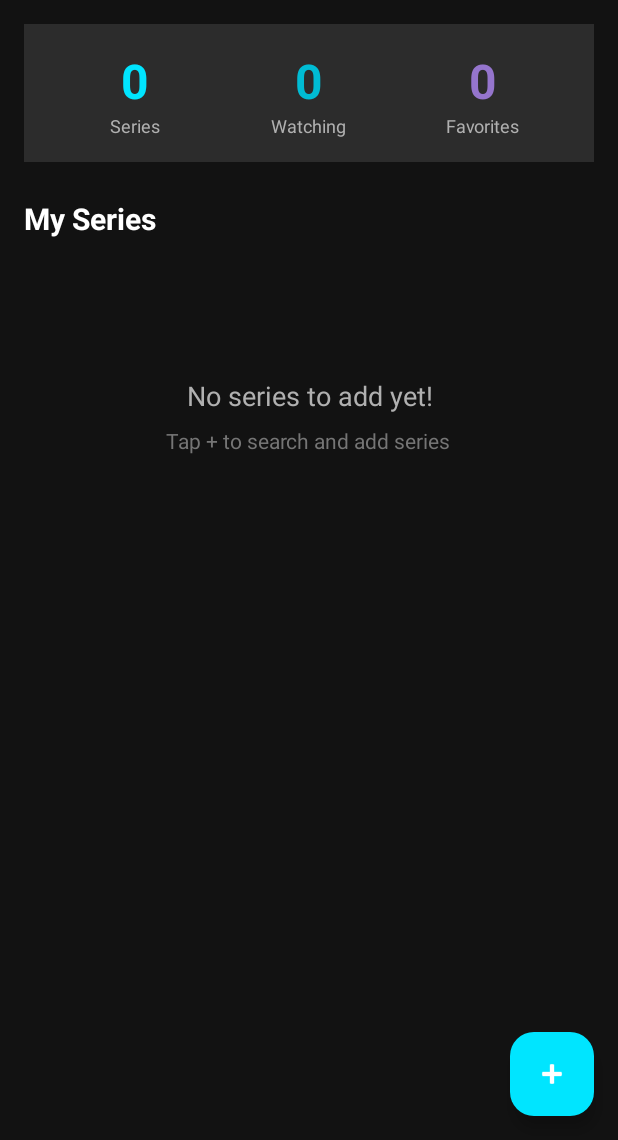
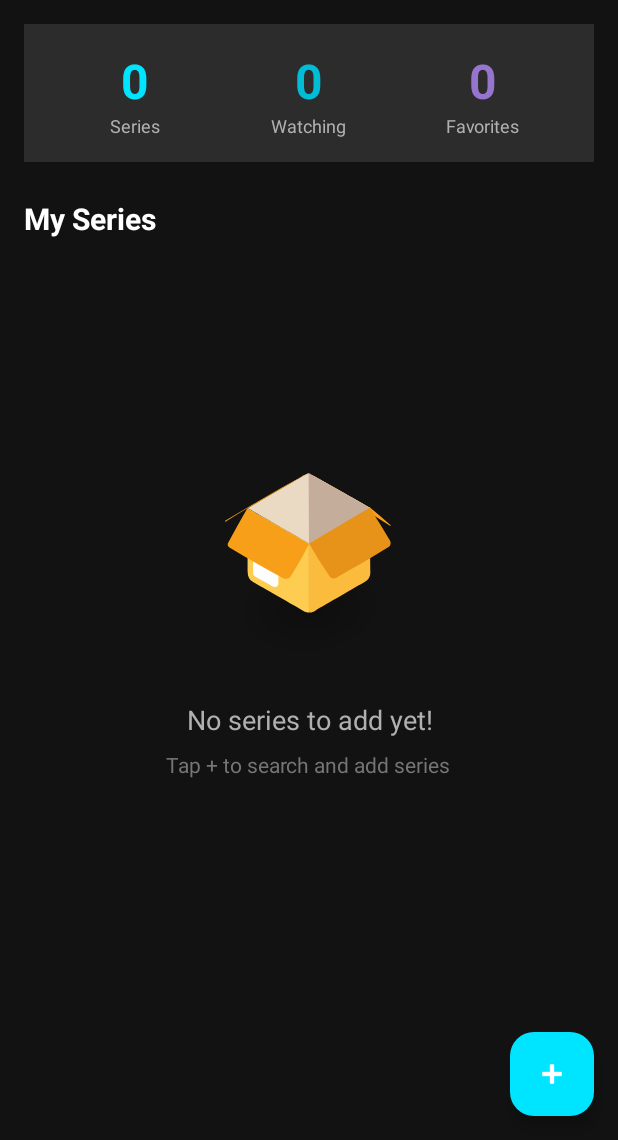
Before and after one commit to sulekaraokur/SceneIt, an Android app: the screen it shows after launch (MainActivity), on a phone screen of 412 x 824 dp, the part 96-1236 px from its top. Run offline under Robolectric (Android 15) with nearby library versions, the phone set to English and light mode, and no system bars; our stand-ins replace Room's generated code; pictures from the network do not load.

```diff
--- a/app/src/main/java/com/duyguabbasoglu/sceneit/ui/MainActivity.kt
+++ b/app/src/main/java/com/duyguabbasoglu/sceneit/ui/MainActivity.kt
@@ -1,5 +1,9 @@
 package com.duyguabbasoglu.sceneit.ui
 
+import androidx.work.ExistingPeriodicWorkPolicy
+import androidx.work.PeriodicWorkRequestBuilder
+import androidx.work.WorkManager
+import java.util.concurrent.TimeUnit
 import android.app.AlertDialog
 import android.content.Context
 import android.content.Intent
@@ -22,6 +26,8 @@ import com.duyguabbasoglu.sceneit.database.SeriesViewModel
 import com.duyguabbasoglu.sceneit.model.Series
 import com.duyguabbasoglu.sceneit.customview.RatingIndicatorView
 import com.duyguabbasoglu.sceneit.util.LocaleHelper
+import com.duyguabbasoglu.sceneit.worker.SyncWorker
+import android.media.MediaPlayer
 
 class MainActivity : AppCompatActivity(),
     SeriesRecyclerAdapter.SeriesAdapterInterface {
@@ -56,10 +62,28 @@ class MainActivity : AppCompatActivity(),
                 changeLanguage()
             }
 
+            //PeriodicWorkRequestBuilder
+            val workRequest =
+                PeriodicWorkRequestBuilder<SyncWorker>(
+                    6, TimeUnit.HOURS
+                ).build()
+
+            WorkManager.getInstance(this)
+                .enqueueUniquePeriodicWork(
+                    "sceneit_sync", //unique name
+                    //ExistingPeriodicWorkPolicy.REPLACE,
+                    ExistingPeriodicWorkPolicy.KEEP, //save the old one , do not add extra, aynı backgroundda tekrar tekrar başlatılmasını önler.
+                    workRequest
+                )
+
+
         } catch (e: Exception) {
             e.printStackTrace()
             Toast.makeText(this, "Error: ${e.message}", Toast.LENGTH_LONG).show()
         }
+
+
+
     }
 
     private fun setupToolbar() {
@@ -130,10 +154,14 @@ class MainActivity : AppCompatActivity(),
         builder.setMessage("${getString(R.string.dialog_delete_message)}: ${series.name}")
 
         builder.setPositiveButton(getString(R.string.dialog_yes)) { _, _ ->
+
+            MediaPlayer.create(this, R.raw.delete_sound).start()
+
             seriesViewModel.deleteSeries(series) {
                 Toast.makeText(this, getString(R.string.series_deleted), Toast.LENGTH_SHORT).show()
             }
         }
+
 
         builder.setNegativeButton(getString(R.string.dialog_no)) { dialog, _ ->
             adapter.notifyItemChanged(position)
@@ -149,6 +177,14 @@ class MainActivity : AppCompatActivity(),
 
     private fun toggleFavorite(series: Series) {
         series.isFavorite = !series.isFavorite
+
+        val soundRes = if (series.isFavorite)
+            R.raw.favorite_sound
+        else
+            R.raw.delete_sound
+
+        MediaPlayer.create(this, soundRes).start()
+
         seriesViewModel.updateSeries(series) {
             val msg = if (series.isFavorite)
                 getString(R.string.added_to_favorites)
@@ -157,6 +193,7 @@ class MainActivity : AppCompatActivity(),
             Toast.makeText(this, msg, Toast.LENGTH_SHORT).show()
         }
     }
+
 
     private fun setupViewModel() {
         seriesViewModel = ViewModelProvider(this)[SeriesViewModel::class.java]
--- a/app/src/main/res/layout/activity_main.xml
+++ b/app/src/main/res/layout/activity_main.xml
@@ -165,9 +165,19 @@
                 android:padding="32dp"
                 android:visibility="gone">
 
+                <!-- LOTTIE ANIMATION -->
+                <com.airbnb.lottie.LottieAnimationView
+                    android:layout_width="200dp"
+                    android:layout_height="200dp"
+                    app:lottie_rawRes="@raw/empty_state_animation"
+                    app:lottie_autoPlay="true"
+                    app:lottie_loop="true" />
+
+                <!-- EMPTY STATE TEXT -->
                 <TextView
                     android:layout_width="wrap_content"
                     android:layout_height="wrap_content"
+                    android:layout_marginTop="16dp"
                     android:text="@string/no_series_yet"
                     android:textColor="@color/text_secondary"
                     android:textSize="18sp"
@@ -182,6 +192,7 @@
                     android:textSize="14sp"
                     android:gravity="center" />
             </LinearLayout>
+
 
         </LinearLayout>
 
--- a/gradle/libs.versions.toml
+++ b/gradle/libs.versions.toml
@@ -1,5 +1,5 @@
 [versions]
-agp = "8.6.1"
+agp = "8.13.2"
 kotlin = "1.9.20"
 coreKtx = "1.15.0"
 junit = "4.13.2"
@@ -10,6 +10,7 @@ material = "1.10.0"
 activity = "1.9.0"
 constraintlayout = "2.2.1"
 ksp = "1.9.20-1.0.14"
+workRuntimeKtx = "2.11.0"
 
 [libraries]
 androidx-core-ktx = { group = "androidx.core", name = "core-ktx", version.ref = "coreKtx" }
@@ -20,6 +21,7 @@ androidx-appcompat = { group = "androidx.appcompat", name = "appcompat", version
 material = { group = "com.google.android.material", name = "material", version.ref = "material" }
 androidx-activity = { group = "androidx.activity", name = "activity", version.ref = "activity" }
 androidx-constraintlayout = { group = "androidx.constraintlayout", name = "constraintlayout", version.ref = "constraintlayout" }
+androidx-work-runtime-ktx = { group = "androidx.work", name = "work-runtime-ktx", version.ref = "workRuntimeKtx" }
 
 [plugins]
 android-application = { id = "com.android.application", version.ref = "agp" }
```
Also changed, not shown: app/build.gradle.kts (+7 -0 lines), app/src/main/java/com/duyguabbasoglu/sceneit/worker/syncWorker.kt (added, +23 -0 lines), app/src/main/res/raw/empty_state_animation.json (added, +1 -0 lines), gradle/wrapper/gradle-wrapper.properties, 2 other files.
